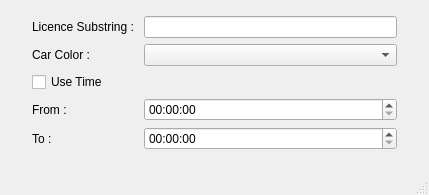
rahatzamancse/Traffic-Rules-Violation-Detection, file UI/Search.ui: the form before one commit.
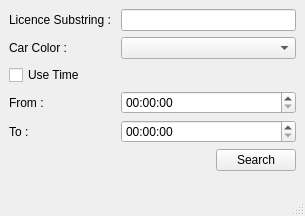
The form after the commit.

Patch:
```diff
--- a/UI/Search.ui
+++ b/UI/Search.ui
@@ -6,28 +6,14 @@
    <rect>
     <x>0</x>
     <y>0</y>
-    <width>429</width>
-    <height>195</height>
+    <width>305</width>
+    <height>216</height>
    </rect>
   </property>
   <property name="windowTitle">
    <string>Search</string>
   </property>
   <widget class="QWidget" name="centralwidget">
-   <layout class="QVBoxLayout" name="verticalLayout">
-    <property name="leftMargin">
-     <number>32</number>
-    </property>
-    <property name="topMargin">
-     <number>16</number>
-    </property>
-    <property name="rightMargin">
-     <number>32</number>
-    </property>
-    <property name="bottomMargin">
-     <number>16</number>
-    </property>
-    <item>
      <layout class="QFormLayout" name="formLayout">
       <item row="0" column="0">
        <widget class="QLabel" name="substring_label">
@@ -75,6 +61,41 @@
       </item>
       <item row="4" column="1">
        <widget class="QTimeEdit" name="to"/>
+    </item>
+    <item row="5" column="0">
+     <spacer name="horizontalSpacer">
+      <property name="orientation">
+       <enum>Qt::Horizontal</enum>
+      </property>
+      <property name="sizeHint" stdset="0">
+       <size>
+        <width>40</width>
+        <height>23</height>
+       </size>
+      </property>
+     </spacer>
+    </item>
+    <item row="5" column="1">
+     <layout class="QHBoxLayout" name="horizontalLayout">
+      <item>
+       <spacer name="horizontalSpacer_2">
+        <property name="orientation">
+         <enum>Qt::Horizontal</enum>
+        </property>
+        <property name="sizeHint" stdset="0">
+         <size>
+          <width>40</width>
+          <height>20</height>
+         </size>
+        </property>
+       </spacer>
+      </item>
+      <item>
+       <widget class="QPushButton" name="pushButton">
+        <property name="text">
+         <string>Search</string>
+        </property>
+       </widget>
       </item>
      </layout>
     </item>
```
Lines whose indentation alone changed are shown as unchanged.
